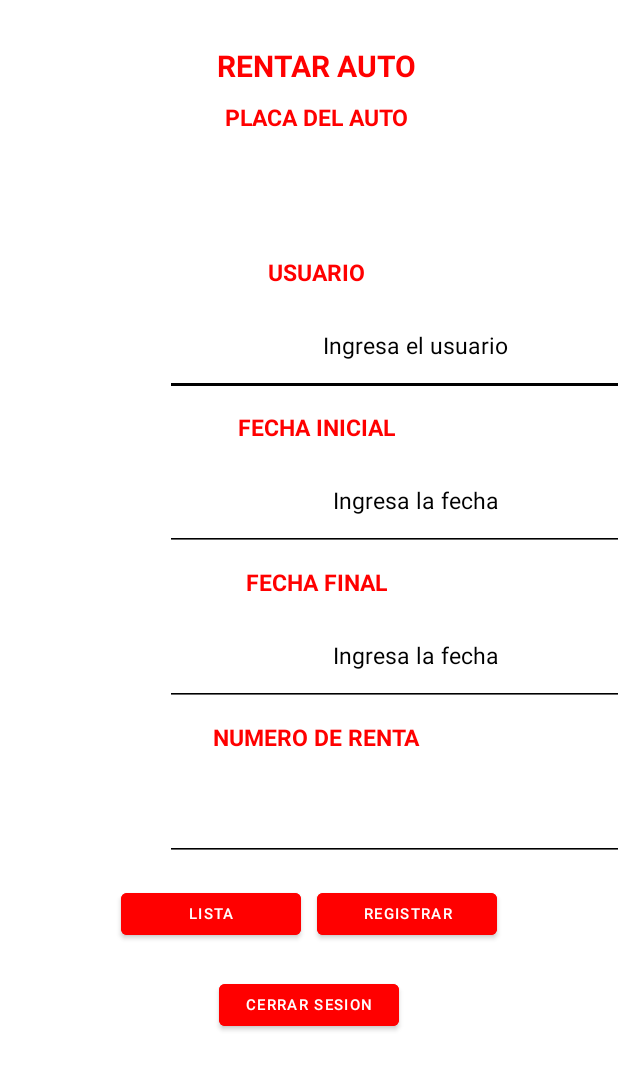
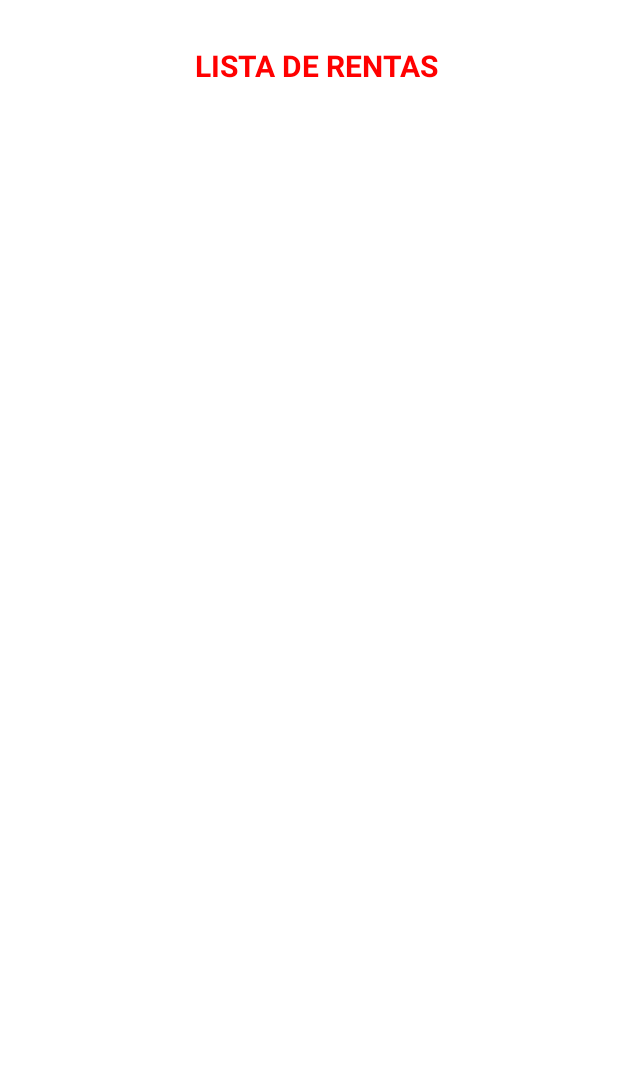
Before and after one commit to molxeuz/SistemaAlquilarAuto, an Android app: the screen it shows after launch (MainActivity_renta before the commit, MainActivity_lista_renta after it), after a tap on "LISTA", on a phone screen of 412 x 824 dp. Shown: the top 1070 px of the screen. Run offline under Robolectric (Android 15) with nearby library versions, the phone set to English and light mode, and no system bars; our stand-ins replace Firebase (no records; nobody signed in at launch, a user with empty details on screens opened directly).

Commit message:
lista de renta completada

```diff
--- /dev/null
+++ b/app/src/main/java/com/example/sistemaalquilarauto/MainActivity_lista_renta.java
@@ -0,0 +1,68 @@
+package com.example.sistemaalquilarauto;
+
+import androidx.annotation.NonNull;
+import androidx.appcompat.app.AppCompatActivity;
+import androidx.recyclerview.widget.LinearLayoutManager;
+import androidx.recyclerview.widget.RecyclerView;
+
+import android.os.Bundle;
+
+import com.google.android.gms.tasks.OnCompleteListener;
+import com.google.android.gms.tasks.Task;
+import com.google.firebase.firestore.FirebaseFirestore;
+import com.google.firebase.firestore.QueryDocumentSnapshot;
+import com.google.firebase.firestore.QuerySnapshot;
+
+import java.util.ArrayList;
+
+public class MainActivity_lista_renta extends AppCompatActivity {
+
+    FirebaseFirestore db = FirebaseFirestore.getInstance();
+    RecyclerView renta_lista;
+    ArrayList<renta> RentaLista;
+
+    @Override
+    protected void onCreate(Bundle savedInstanceState) {
+        super.onCreate(savedInstanceState);
+        setContentView(R.layout.activity_main_lista_renta);
+
+        getSupportActionBar().hide();
+
+        renta_lista = findViewById(R.id.rvrenta_lista);
+        RentaLista = new ArrayList<>();
+        renta_lista.setLayoutManager(new LinearLayoutManager(this.getApplicationContext()));
+        renta_lista.setHasFixedSize(true);
+
+        CargarRenta();
+
+    }
+
+    private void CargarRenta(){
+
+        db.collection("Renta_tabla").get().addOnCompleteListener(new OnCompleteListener<QuerySnapshot>() {
+            @Override
+            public void onComplete(@NonNull Task<QuerySnapshot> task) {
+
+                for (QueryDocumentSnapshot document : task.getResult()) {
+                    renta objeto_renta = new renta();
+
+                    objeto_renta.setNumero_renta(document.getString("numero_renta"));
+                    objeto_renta.setPlaca_renta(document.getString("usuario_renta"));
+                    objeto_renta.setUsuario_renta(document.getString("placa_renta"));
+                    objeto_renta.setFecha_inicial(document.getString("fecha_inicial"));
+                    objeto_renta.setFecha_final(document.getString("fecha_final"));
+
+                    RentaLista.add(objeto_renta);
+
+                }
+
+                renta_adaptador adaptador_renta = new renta_adaptador(RentaLista);
+
+                renta_lista.setAdapter(adaptador_renta);
+
+            }
+        });
+
+    }
+
+}
--- a/app/src/main/java/com/example/sistemaalquilarauto/MainActivity_renta.java
+++ b/app/src/main/java/com/example/sistemaalquilarauto/MainActivity_renta.java
@@ -91,8 +91,8 @@ public class MainActivity_renta extends AppCompatActivity {
 
                                                                     Map<String, Object> renta_tabla = new HashMap<>();
                                                                     renta_tabla.put("numero_renta", numero_renta.getText().toString());
+                                                                    renta_tabla.put("placa_renta", placa_renta.getSelectedItem().toString());
                                                                     renta_tabla.put("usuario_renta", usuario_renta.getText().toString());
-                                                                    renta_tabla.put("placa_renta", placa_renta.getSelectedItem().toString());
                                                                     renta_tabla.put("fecha_inicial", fecha_inicial_renta.getText().toString());
                                                                     renta_tabla.put("fecha_final", fecha_final_renta.getText().toString());
 
@@ -211,7 +211,7 @@ public class MainActivity_renta extends AppCompatActivity {
             @Override
             public void onClick(View v) {
 
-                Intent intent = new Intent(getApplicationContext(), MainActivity_renta.class);
+                Intent intent = new Intent(getApplicationContext(), MainActivity_lista_renta.class);
                 startActivity(intent);
 
                 Limpiar_campos();
--- /dev/null
+++ b/app/src/main/java/com/example/sistemaalquilarauto/renta_adaptador.java
@@ -0,0 +1,64 @@
+package com.example.sistemaalquilarauto;
+
+import android.view.LayoutInflater;
+import android.view.View;
+import android.view.ViewGroup;
+import android.widget.TextView;
+
+import androidx.annotation.NonNull;
+import androidx.recyclerview.widget.RecyclerView;
+
+import java.util.ArrayList;
+
+public class renta_adaptador extends RecyclerView.Adapter<renta_adaptador.rentaviewHolder> {
+
+    public renta_adaptador(ArrayList<renta> mainActivity_lista_renta){
+        MainActivity_lista_renta = mainActivity_lista_renta;
+    }
+
+    ArrayList<renta> MainActivity_lista_renta;
+
+    @NonNull
+    @Override
+    public renta_adaptador.rentaviewHolder onCreateViewHolder(@NonNull ViewGroup parent, int viewType) {
+
+        View vrenta = LayoutInflater.from(parent.getContext()).inflate(R.layout.renta_item, null, false);
+        return new rentaviewHolder(vrenta);
+
+    }
+
+    @Override
+    public void onBindViewHolder(@NonNull renta_adaptador.rentaviewHolder holder, int position){
+
+        holder.numero_renta.setText(MainActivity_lista_renta.get(position).getNumero_renta().toString());
+        holder.placa_renta.setText(MainActivity_lista_renta.get(position).getPlaca_renta().toString());
+        holder.usuario_renta.setText(MainActivity_lista_renta.get(position).getUsuario_renta().toString());
+        holder.fecha_inicial.setText(MainActivity_lista_renta.get(position).getFecha_inicial().toString());
+        holder.fecha_final.setText(MainActivity_lista_renta.get(position).getFecha_final().toString());
+
+    }
+
+    @Override
+    public int getItemCount() {
+        return MainActivity_lista_renta.size();
+    }
+
+    public class rentaviewHolder extends RecyclerView.ViewHolder {
+
+        TextView numero_renta, placa_renta, usuario_renta, fecha_inicial, fecha_final;
+
+        public rentaviewHolder(@NonNull View itemView){
+
+            super(itemView);
+
+            numero_renta = itemView.findViewById(R.id.tvnumero_lista);
+            placa_renta = itemView.findViewById(R.id.tvplaca_lista);
+            usuario_renta = itemView.findViewById(R.id.tvusuario_lista);
+            fecha_inicial = itemView.findViewById(R.id.tvfecha_inicial_lista);
+            fecha_final = itemView.findViewById(R.id.tvfecha_final_lista);
+
+        }
+
+    }
+
+}
--- /dev/null
+++ b/app/src/main/res/layout/activity_main_lista_renta.xml
@@ -0,0 +1,29 @@
+<?xml version="1.0" encoding="utf-8"?>
+<LinearLayout xmlns:android="http://schemas.android.com/apk/res/android"
+    xmlns:app="http://schemas.android.com/apk/res-auto"
+    xmlns:tools="http://schemas.android.com/tools"
+    android:layout_width="match_parent"
+    android:layout_height="match_parent"
+    tools:context=".MainActivity_lista_renta"
+    android:orientation="vertical">
+
+    <TextView
+        android:layout_width="match_parent"
+        android:layout_height="wrap_content"
+        android:layout_marginStart="50dp"
+        android:layout_marginTop="30dp"
+        android:layout_marginEnd="40dp"
+        android:textAlignment="center"
+        android:textStyle="bold"
+        android:textColor="#FF0000"
+        android:textSize="20dp"
+        android:text="LISTA DE RENTAS"/>
+
+    <androidx.recyclerview.widget.RecyclerView
+        android:id="@+id/rvrenta_lista"
+        android:layout_width="350dp"
+        android:layout_height="500dp"
+        android:layout_marginLeft="25dp"
+        android:layout_marginTop="60dp" />
+
+</LinearLayout>
--- a/app/src/main/res/layout/activity_main_renta.xml
+++ b/app/src/main/res/layout/activity_main_renta.xml
@@ -131,7 +131,7 @@
         android:id="@+id/etnumero_renta"
         android:layout_width="500px"
         android:layout_height="100px"
-        android:inputType="textPassword"
+        android:inputType="text"
         android:textAlignment="center"
         android:layout_marginStart="110dp"
         android:layout_marginTop="5dp"
```
Also changed, not shown: app/src/main/AndroidManifest.xml (+7 -0 lines), app/src/main/java/com/example/sistemaalquilarauto/renta.java (added, +30 -0 lines), app/src/main/res/layout/renta_item.xml (added, +112 -0 lines).
